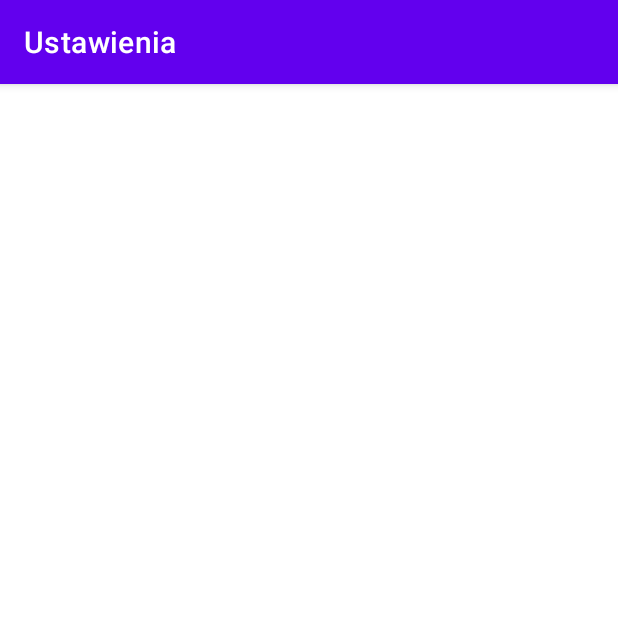
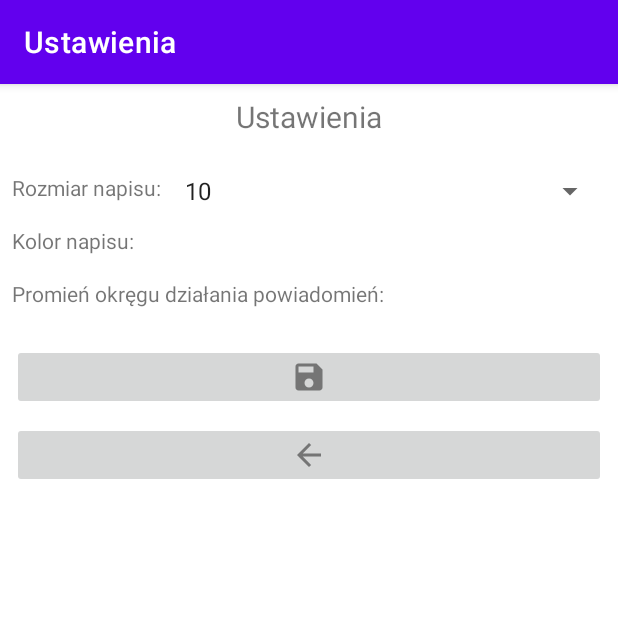
Before and after one commit to s19191/PRM, an Android app: the screen it shows after launch (SettingsActivity), after a tap on an icon or button, on a phone screen of 412 x 824 dp, the top half of it. Run offline under Robolectric (Android 15) with nearby library versions, the phone set to English and light mode, and no system bars; our stand-ins replace Room's generated code.

Commit message:
w połowie zrobione SettingsActivity

```diff
--- a/p01/build.gradle
+++ b/p01/build.gradle
@@ -6,7 +6,7 @@ buildscript {
         jcenter()
     }
     dependencies {
-        classpath 'com.android.tools.build:gradle:4.2.0'
+        classpath 'com.android.tools.build:gradle:4.2.1'
         classpath "org.jetbrains.kotlin:kotlin-gradle-plugin:$kotlin_version"
 
         // NOTE: Do not place your application dependencies here; they belong
--- a/p02/app/src/main/java/pl/edu/pja/p02/MainActivity.kt
+++ b/p02/app/src/main/java/pl/edu/pja/p02/MainActivity.kt
@@ -10,6 +10,7 @@ import android.net.Uri
 import android.os.Build
 import android.os.Bundle
 import android.provider.MediaStore
+import android.view.View
 import androidx.appcompat.app.AppCompatActivity
 import androidx.core.app.ActivityCompat
 import androidx.core.content.ContextCompat
@@ -38,7 +39,6 @@ class MainActivity : AppCompatActivity() {
 
     private val paint = Paint().apply {
         color = Color.BLACK
-        strokeWidth = 10f
         textSize = 50f
     }
 
@@ -50,15 +50,6 @@ class MainActivity : AppCompatActivity() {
             "travelerdb"
         ).build()
         setContentView(binding.root)
-        binding.cameraButton.setOnClickListener {
-            if (ContextCompat.checkSelfPermission(this, Manifest.permission.CAMERA) != PackageManager.PERMISSION_GRANTED) {
-                if (ActivityCompat.shouldShowRequestPermissionRationale(this, Manifest.permission.CAMERA)) {
-                } else {
-                    ActivityCompat.requestPermissions(this, arrayOf(Manifest.permission.CAMERA), MY_PERMISSIONS_REQUEST_CAMERA)
-                }
-            } else {
-                openCamera()
-            }
             //TODO: Możliwość pobierania zdjęć od razu z pamięci (MediaStore)
 //            val filers = MediaStore.Files.getContentUri(MediaStore.VOLUME_EXTERNAL_PRIMARY)
 //            val cursor = contentResolver.query(filers, null, null, null, null)
@@ -80,12 +71,6 @@ class MainActivity : AppCompatActivity() {
 //                    }
 //                }
 //            }
-        }
-
-        binding.settingsButton.setOnClickListener {
-            startActivityForResult(Intent(this, SettingsActivity::class.java), SETTINGS_REQ)
-        }
-
         setupPhotosList()
     }
 
@@ -112,6 +97,21 @@ class MainActivity : AppCompatActivity() {
             adapter = galleryAdapter
             layoutManager = GridLayoutManager(context, 3)
         }
+    }
+
+    fun onCamera(view: View) {
+        if (ContextCompat.checkSelfPermission(this, Manifest.permission.CAMERA) != PackageManager.PERMISSION_GRANTED) {
+            if (ActivityCompat.shouldShowRequestPermissionRationale(this, Manifest.permission.CAMERA)) {
+            } else {
+                ActivityCompat.requestPermissions(this, arrayOf(Manifest.permission.CAMERA), MY_PERMISSIONS_REQUEST_CAMERA)
+            }
+        } else {
+            openCamera()
+        }
+    }
+
+    fun onSettings(view: View) {
+        startActivityForResult(Intent(this, SettingsActivity::class.java), SETTINGS_REQ)
     }
 
     private fun openCamera() {
@@ -190,6 +190,14 @@ class MainActivity : AppCompatActivity() {
                 }
             }
         } else super.onActivityResult(requestCode, resultCode, data)
+
+        if (requestCode == SETTINGS_REQ) {
+            if (resultCode == Activity.RESULT_OK) {
+                data?.getFloatExtra("textSize", 10f).let {
+                    paint.textSize = it!!
+                }
+            }
+        } else super.onActivityResult(requestCode, resultCode, data)
     }
 
     override fun onRequestPermissionsResult(
--- a/p02/app/src/main/java/pl/edu/pja/p02/PhotoShowActivity.kt
+++ b/p02/app/src/main/java/pl/edu/pja/p02/PhotoShowActivity.kt
@@ -20,12 +20,6 @@ class PhotoShowActivity : AppCompatActivity() {
     override fun onCreate(savedInstanceState: Bundle?) {
         super.onCreate(savedInstanceState)
         setContentView(binding.root)
-
-//        val bundle :Bundle ?= intent.extras
-//        if (bundle!=null){
-//            binding.photoImageView.setImageBitmap(getPhotoBitmap(bundle.getString("photoUri")!!.toUri()))
-//            editItemId = bundle.getLong("itemId")
-//        }
 
         val bundle :Bundle ?= intent.extras
         if (bundle!=null){
--- a/p02/app/src/main/java/pl/edu/pja/p02/SettingsActivity.kt
+++ b/p02/app/src/main/java/pl/edu/pja/p02/SettingsActivity.kt
@@ -1,11 +1,52 @@
 package pl.edu.pja.p02
 
+import android.app.Activity
+import android.content.Intent
 import androidx.appcompat.app.AppCompatActivity
 import android.os.Bundle
+import android.view.View
+import android.widget.ArrayAdapter
+import pl.edu.pja.p02.databinding.ActivitySettingsBinding
 
 class SettingsActivity : AppCompatActivity() {
+    private val binding by lazy { ActivitySettingsBinding.inflate(layoutInflater) }
+
     override fun onCreate(savedInstanceState: Bundle?) {
         super.onCreate(savedInstanceState)
-        setContentView(R.layout.activity_settings)
+        setContentView(binding.root)
+        setResult(Activity.RESULT_CANCELED)
+
+        val textSizeSpinner = binding.textSizeSpinner
+        ArrayAdapter.createFromResource(
+            this,
+            R.array.textSize_array,
+            android.R.layout.simple_spinner_item
+        ).also { adapter ->
+            adapter.setDropDownViewResource(android.R.layout.simple_spinner_dropdown_item)
+            textSizeSpinner.adapter = adapter
+        }
+
+//        val spinner = binding.textSizeSpinner
+//        ArrayAdapter.createFromResource(
+//            this,
+//            R.array.textSize_array,
+//            android.R.layout.simple_spinner_item
+//        ).also { adapter ->
+//            adapter.setDropDownViewResource(android.R.layout.simple_spinner_dropdown_item)
+//            spinner.adapter = adapter
+//        }
+    }
+
+    fun onSave(view: View) {
+        val intent = Intent().apply {
+            putExtra("textSize", binding.textSizeSpinner.selectedItem.toString().toFloat())
+
+        }
+        setResult(Activity.RESULT_OK, intent)
+        finish()
+    }
+
+    fun onBack(view: View) {
+        finish()
     }
 }
--- /dev/null
+++ b/p02/app/src/main/res/drawable-anydpi/ic_back.xml
@@ -0,0 +1,11 @@
+<vector xmlns:android="http://schemas.android.com/apk/res/android"
+    android:width="24dp"
+    android:height="24dp"
+    android:viewportWidth="24"
+    android:viewportHeight="24"
+    android:tint="#333333"
+    android:alpha="0.6">
+  <path
+      android:fillColor="@android:color/white"
+      android:pathData="M20,11H7.83l5.59,-5.59L12,4l-8,8 8,8 1.41,-1.41L7.83,13H20v-2z"/>
+</vector>
--- a/p02/app/src/main/res/layout/activity_main.xml
+++ b/p02/app/src/main/res/layout/activity_main.xml
@@ -27,6 +27,7 @@
         android:layout_marginStart="8dp"
         android:layout_marginEnd="4dp"
         android:layout_marginBottom="8dp"
+        android:onClick="onCamera"
         app:layout_constraintBottom_toBottomOf="parent"
         app:layout_constraintEnd_toStartOf="@+id/settings_button"
         app:layout_constraintStart_toStartOf="parent"
@@ -38,6 +39,7 @@
         android:layout_height="wrap_content"
         android:layout_marginEnd="8dp"
         android:layout_marginBottom="8dp"
+        android:onClick="onSettings"
         app:layout_constraintBottom_toBottomOf="parent"
         app:layout_constraintEnd_toEndOf="parent"
         app:srcCompat="@drawable/ic_settings" />
--- a/p02/app/src/main/res/layout/activity_settings.xml
+++ b/p02/app/src/main/res/layout/activity_settings.xml
@@ -6,4 +6,83 @@
     android:layout_height="match_parent"
     tools:context=".SettingsActivity">
 
+    <TextView
+        android:id="@+id/settings_label"
+        android:layout_width="wrap_content"
+        android:layout_height="wrap_content"
+        android:layout_marginStart="8dp"
+        android:layout_marginTop="8dp"
+        android:layout_marginEnd="8dp"
+        android:text="@string/settings_label"
+        android:textSize="20sp"
+        app:layout_constraintEnd_toEndOf="parent"
+        app:layout_constraintStart_toStartOf="parent"
+        app:layout_constraintTop_toTopOf="parent" />
+
+    <TextView
+        android:id="@+id/textSize_label"
+        android:layout_width="wrap_content"
+        android:layout_height="wrap_content"
+        android:layout_marginStart="8dp"
+        android:layout_marginTop="24dp"
+        android:text="@string/textSize"
+        app:layout_constraintStart_toStartOf="parent"
+        app:layout_constraintTop_toBottomOf="@+id/settings_label" />
+
+    <TextView
+        android:id="@+id/textColor_label"
+        android:layout_width="wrap_content"
+        android:layout_height="wrap_content"
+        android:layout_marginStart="8dp"
+        android:layout_marginTop="16dp"
+        android:text="@string/textColor"
+        app:layout_constraintStart_toStartOf="parent"
+        app:layout_constraintTop_toBottomOf="@+id/textSize_label" />
+
+    <TextView
+        android:id="@+id/radius_Label"
+        android:layout_width="wrap_content"
+        android:layout_height="wrap_content"
+        android:layout_marginStart="8dp"
+        android:layout_marginTop="16dp"
+        android:text="@string/radius"
+        app:layout_constraintStart_toStartOf="parent"
+        app:layout_constraintTop_toBottomOf="@+id/textColor_label" />
+
+    <Spinner
+        android:id="@+id/textSizeSpinner"
+        android:layout_width="0dp"
+        android:layout_height="wrap_content"
+        android:layout_marginStart="8dp"
+        android:layout_marginEnd="8dp"
+        app:layout_constraintEnd_toEndOf="parent"
+        app:layout_constraintStart_toEndOf="@+id/textSize_label"
+        app:layout_constraintTop_toTopOf="@+id/textSize_label" />
+
+    <ImageButton
+        android:id="@+id/save_button"
+        android:layout_width="0dp"
+        android:layout_height="wrap_content"
+        android:layout_marginStart="8dp"
+        android:layout_marginTop="24dp"
+        android:layout_marginEnd="8dp"
+        android:onClick="onSave"
+        app:layout_constraintEnd_toEndOf="parent"
+        app:layout_constraintStart_toStartOf="parent"
+        app:layout_constraintTop_toBottomOf="@+id/radius_Label"
+        app:srcCompat="@drawable/ic_save" />
+
+    <ImageButton
+        android:id="@+id/back_button"
+        android:layout_width="0dp"
+        android:layout_height="wrap_content"
+        android:layout_marginStart="8dp"
+        android:layout_marginTop="8dp"
+        android:layout_marginEnd="8dp"
+        android:onClick="onBack"
+        app:layout_constraintEnd_toEndOf="parent"
+        app:layout_constraintStart_toStartOf="parent"
+        app:layout_constraintTop_toBottomOf="@+id/save_button"
+        app:srcCompat="@drawable/ic_back" />
+
 </androidx.constraintlayout.widget.ConstraintLayout>
--- a/p02/app/src/main/res/values/strings.xml
+++ b/p02/app/src/main/res/values/strings.xml
@@ -3,4 +3,25 @@
     <string name="description_label">Wprowadź opis:</string>
     <string name="action_settings">Settings</string>
     <string name="title_activity_settings">Ustawienia</string>
+    <string name="settings_label">Ustawienia</string>
+    <string name="textSize">Rozmiar napisu:</string>
+    <string name="textColor">Kolor napisu:</string>
+    <string name="radius">Promień okręgu działania powiadomień:</string>
+    <string-array name="textSize_array">
+        <item>10</item>
+        <item>20</item>
+        <item>30</item>
+        <item>40</item>
+        <item>50</item>
+        <item>60</item>
+        <item>70</item>
+        <item>80</item>
+        <item>90</item>
+        <item>100</item>
+        <item>110</item>
+        <item>120</item>
+        <item>130</item>
+        <item>140</item>
+        <item>150</item>
+    </string-array>
 </resources>
```
Also changed, not shown: p02/app/src/main/res/drawable-hdpi/ic_back.png (added), p02/app/src/main/res/drawable-mdpi/ic_back.png (added), p02/app/src/main/res/drawable-xhdpi/ic_back.png (added), p02/app/src/main/res/drawable-xxhdpi/ic_back.png (added).
